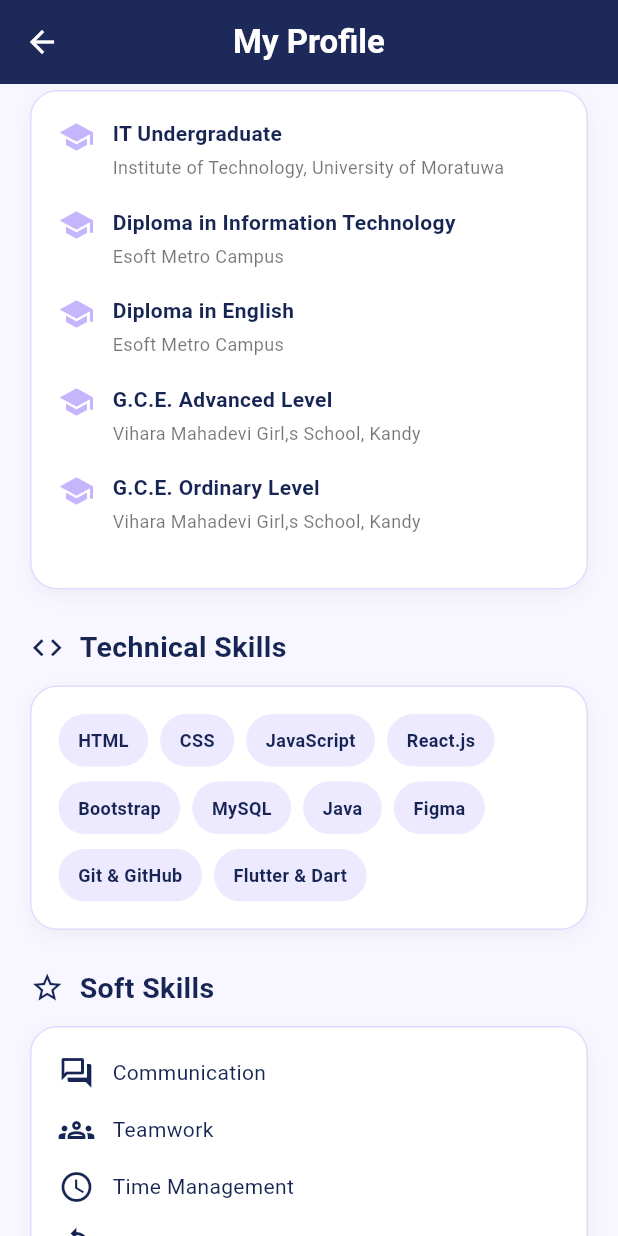
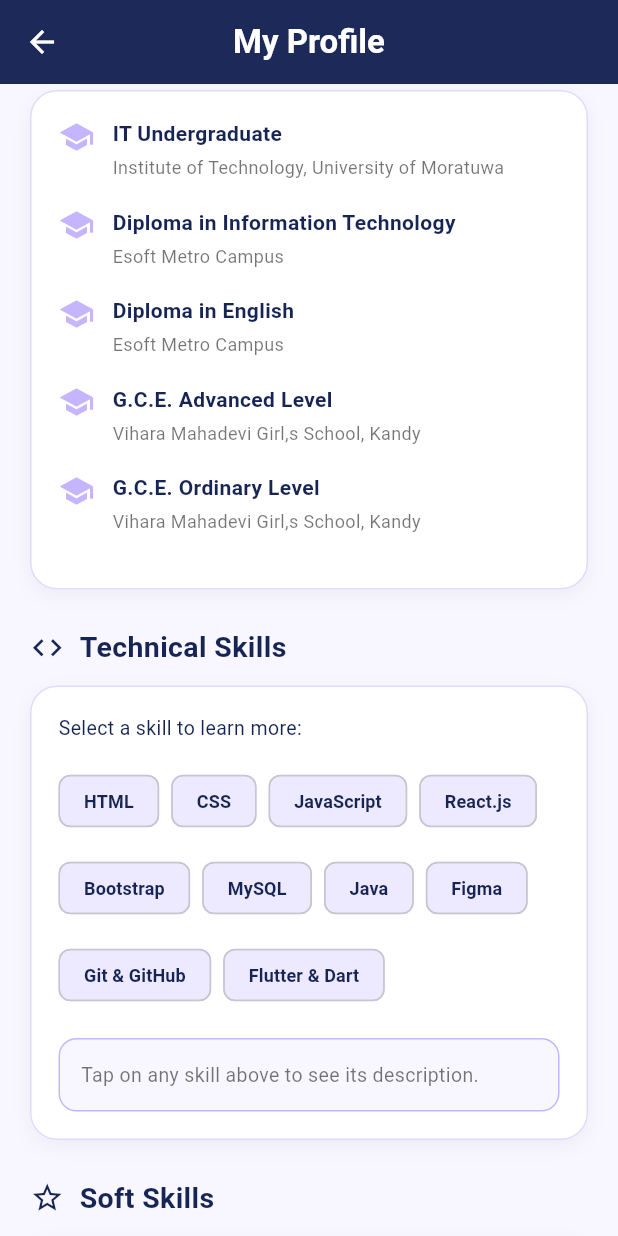
Before and after one commit to Mahroos03/Nexora, a Flutter app: the DisminiBioScreen screen opened directly, scrolled down 576 dp, on a phone screen of 412 x 824 dp. Run offline on Flutter 3.47's test engine with Material 3 defaults, Android fonts, the phone set to English and light mode, and no system bars; our stand-ins replace firebase_auth, firebase_core; accounts and stored records are empty.

Commit message:
Add interactive technical skills using setState

```diff
--- a/lib/features/members/dismini/dismini_bio_screen.dart
+++ b/lib/features/members/dismini/dismini_bio_screen.dart
@@ -6,20 +6,18 @@ class DisminiBioScreen extends StatelessWidget {
   static const Color navy = Color(0xFF172554);
   static const Color lavender = Color(0xFFC4B5FD);
   static const Color background = Color(0xFFF8F7FF);
+
   @override
   Widget build(BuildContext context) {
     return Scaffold(
       backgroundColor: background,
-
       appBar: AppBar(
         backgroundColor: navy,
         foregroundColor: Colors.white,
         elevation: 0,
         title: const Text(
           'My Profile',
-          style: TextStyle(
-            fontWeight: FontWeight.bold,
-          ),
+          style: TextStyle(fontWeight: FontWeight.bold),
         ),
         centerTitle: true,
       ),
@@ -27,7 +25,6 @@ class DisminiBioScreen extends StatelessWidget {
       body: SingleChildScrollView(
         child: Column(
           children: [
-
             // PROFILE HEADER
             Container(
               width: double.infinity,
@@ -45,7 +42,6 @@ class DisminiBioScreen extends StatelessWidget {
 
               child: Column(
                 children: [
-
                   // PROFILE PHOTO
                   Container(
                     padding: const EdgeInsets.all(5),
@@ -53,11 +49,11 @@ class DisminiBioScreen extends StatelessWidget {
                       shape: BoxShape.circle,
                       color: lavender,
                     ),
-
                     child: const CircleAvatar(
                       radius: 65,
                       backgroundColor: Colors.white,
-                        backgroundImage: AssetImage('assets/images/dismini.png'),
+                      backgroundImage:
+                          AssetImage('assets/images/dismini.png'),
                     ),
                   ),
 
@@ -98,11 +94,9 @@ class DisminiBioScreen extends StatelessWidget {
 
             Padding(
               padding: const EdgeInsets.all(20),
-
               child: Column(
                 crossAxisAlignment: CrossAxisAlignment.start,
                 children: [
-
                   // ABOUT ME
                   sectionTitle('About Me', Icons.person_outline),
 
@@ -164,22 +158,7 @@ class DisminiBioScreen extends StatelessWidget {
                   ),
 
                   infoCard(
-                    child: Wrap(
-                      spacing: 8,
-                      runSpacing: 10,
-                      children: const [
-                        skillChip('HTML'),
-                        skillChip('CSS'),
-                        skillChip('JavaScript'),
-                        skillChip('React.js'),
-                        skillChip('Bootstrap'),
-                        skillChip('MySQL'),
-                        skillChip('Java'),
-                        skillChip('Figma'),
-                        skillChip('Git & GitHub'),
-                        skillChip('Flutter & Dart'),
-                      ],
-                    ),
+                    child: const InteractiveSkills(),
                   ),
 
                   const SizedBox(height: 25),
@@ -330,7 +309,6 @@ class DisminiBioScreen extends StatelessWidget {
   static Widget sectionTitle(String title, IconData icon) {
     return Padding(
       padding: const EdgeInsets.only(bottom: 12),
-
       child: Row(
         children: [
           Icon(
@@ -338,9 +316,7 @@ class DisminiBioScreen extends StatelessWidget {
             color: navy,
             size: 23,
           ),
-
           const SizedBox(width: 10),
-
           Text(
             title,
             style: const TextStyle(
@@ -359,7 +335,6 @@ class DisminiBioScreen extends StatelessWidget {
     return Container(
       width: double.infinity,
       padding: const EdgeInsets.all(18),
-
       decoration: BoxDecoration(
         color: Colors.white,
         borderRadius: BorderRadius.circular(18),
@@ -374,13 +349,160 @@ class DisminiBioScreen extends StatelessWidget {
           ),
         ],
       ),
-
       child: child,
     );
   }
 }
 
+// --------------------------------------------------
+// INTERACTIVE TECHNICAL SKILLS
+// State Management: setState()
+// --------------------------------------------------
+
+class InteractiveSkills extends StatefulWidget {
+  const InteractiveSkills({super.key});
+
+  @override
+  State<InteractiveSkills> createState() =>
+      _InteractiveSkillsState();
+}
+
+class _InteractiveSkillsState extends State<InteractiveSkills> {
+
+  String? selectedSkill;
+
+  static const Map<String, String> skillDescriptions = {
+    'HTML': 'Used to structure content and elements on web pages.',
+
+    'CSS': 'Used to style web pages and create attractive layouts.',
+
+    'JavaScript':
+        'Used to add interactive features and dynamic behaviour to websites.',
+
+    'React.js':
+        'Used to build interactive and reusable user interface components.',
+
+    'Bootstrap':
+        'Used to create responsive and mobile-friendly web layouts.',
+
+    'MySQL':
+        'Used to store, organize and manage data in relational databases.',
+
+    'Java':
+        'A programming language used to develop object-oriented applications.',
+
+    'Figma':
+        'Used to create wireframes, prototypes and user interface designs.',
+
+    'Git & GitHub':
+        'Used to manage code versions and collaborate on software projects.',
+
+    'Flutter & Dart':
+        'Used to develop cross-platform mobile applications.',
+  };
+
+  @override
+  Widget build(BuildContext context) {
+    return Column(
+      crossAxisAlignment: CrossAxisAlignment.start,
+      children: [
+        const Text(
+          'Select a skill to learn more:',
+          style: TextStyle(
+            color: DisminiBioScreen.navy,
+            fontSize: 13,
+          ),
+        ),
+
+        const SizedBox(height: 15),
+
+        // SKILL SELECTION BUTTONS
+        Wrap(
+          spacing: 8,
+          runSpacing: 10,
+          children: skillDescriptions.keys.map((skill) {
+            final isSelected = selectedSkill == skill;
+
+            return ChoiceChip(
+              label: Text(skill),
+              selected: isSelected,
+              selectedColor: DisminiBioScreen.lavender,
+              backgroundColor: const Color(0xFFEDE9FE),
+              labelStyle: TextStyle(
+                color: DisminiBioScreen.navy,
+                fontWeight: isSelected
+                    ? FontWeight.bold
+                    : FontWeight.w600,
+                fontSize: 12,
+              ),
+              onSelected: (selected) {
+                setState(() {
+                  selectedSkill = selected ? skill : null;
+                });
+              },
+            );
+          }).toList(),
+        ),
+
+        const SizedBox(height: 18),
+
+        // SELECTED SKILL DESCRIPTION
+        AnimatedSwitcher(
+          duration: const Duration(milliseconds: 300),
+          child: Container(
+            key: ValueKey(selectedSkill),
+            width: double.infinity,
+            padding: const EdgeInsets.all(14),
+            decoration: BoxDecoration(
+              color: const Color(0xFFF8F7FF),
+              borderRadius: BorderRadius.circular(12),
+              border: Border.all(
+                color: DisminiBioScreen.lavender,
+              ),
+            ),
+            child: selectedSkill == null
+                ? const Text(
+                    'Tap on any skill above to see its description.',
+                    style: TextStyle(
+                      color: Colors.black54,
+                      fontSize: 13,
+                    ),
+                  )
+                : Column(
+                    crossAxisAlignment: CrossAxisAlignment.start,
+                    children: [
+                      Text(
+                        selectedSkill!,
+                        style: const TextStyle(
+                          fontSize: 15,
+                          fontWeight: FontWeight.bold,
+                          color: DisminiBioScreen.navy,
+                        ),
+                      ),
+
+                      const SizedBox(height: 8),
+
+                      Text(
+                        skillDescriptions[selectedSkill]!,
+                        style: const TextStyle(
+                          fontSize: 13,
+                          height: 1.5,
+                          color: DisminiBioScreen.navy,
+                        ),
+                      ),
+                    ],
+                  ),
+          ),
+        ),
+      ],
+    );
+  }
+}
+
+// --------------------------------------------------
 // EDUCATION ITEM
+// --------------------------------------------------
+
 class educationItem extends StatelessWidget {
   final String title;
   final String subtitle;
@@ -391,7 +513,6 @@ class educationItem extends StatelessWidget {
   Widget build(BuildContext context) {
     return Padding(
       padding: const EdgeInsets.only(bottom: 18),
-
       child: Row(
         crossAxisAlignment: CrossAxisAlignment.start,
         children: [
@@ -433,38 +554,10 @@ class educationItem extends StatelessWidget {
   }
 }
 
-// SKILL CHIP
-class skillChip extends StatelessWidget {
-  final String title;
+// --------------------------------------------------
+// SOFT SKILL ITEM
+// --------------------------------------------------
 
-  const skillChip(this.title, {super.key});
-
-  @override
-  Widget build(BuildContext context) {
-    return Container(
-      padding: const EdgeInsets.symmetric(
-        horizontal: 13,
-        vertical: 9,
-      ),
-
-      decoration: BoxDecoration(
-        color: const Color(0xFFEDE9FE),
-        borderRadius: BorderRadius.circular(20),
-      ),
-
-      child: Text(
-        title,
-        style: const TextStyle(
-          color: DisminiBioScreen.navy,
-          fontWeight: FontWeight.w600,
-          fontSize: 12,
-        ),
-      ),
-    );
-  }
-}
-
-// SOFT SKILL ITEM
 class softSkillItem extends StatelessWidget {
   final IconData icon;
   final String title;
@@ -475,7 +568,6 @@ class softSkillItem extends StatelessWidget {
   Widget build(BuildContext context) {
     return Padding(
       padding: const EdgeInsets.only(bottom: 14),
-
       child: Row(
         children: [
           Icon(
@@ -498,7 +590,10 @@ class softSkillItem extends StatelessWidget {
   }
 }
 
+// --------------------------------------------------
 // INTEREST ITEM
+// --------------------------------------------------
+
 class interestItem extends StatelessWidget {
   final IconData icon;
   final String title;
@@ -509,7 +604,6 @@ class interestItem extends StatelessWidget {
   Widget build(BuildContext context) {
     return Padding(
       padding: const EdgeInsets.only(bottom: 14),
-
       child: Row(
         children: [
           Icon(
```
Lines whose indentation alone changed are shown as unchanged.
